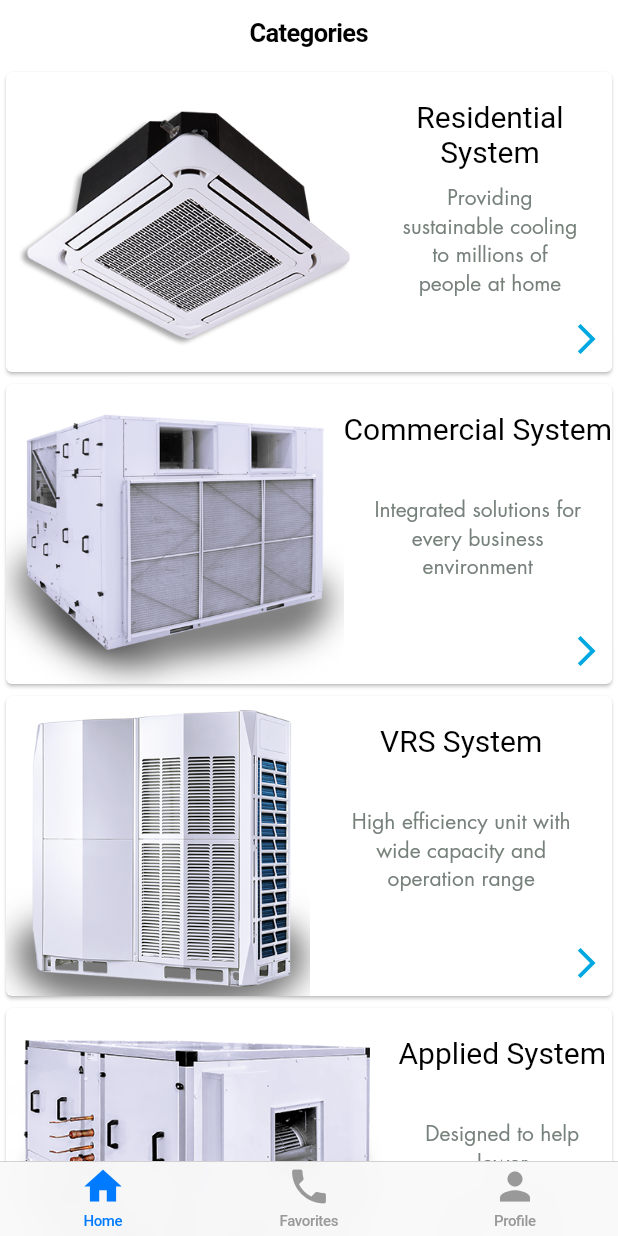
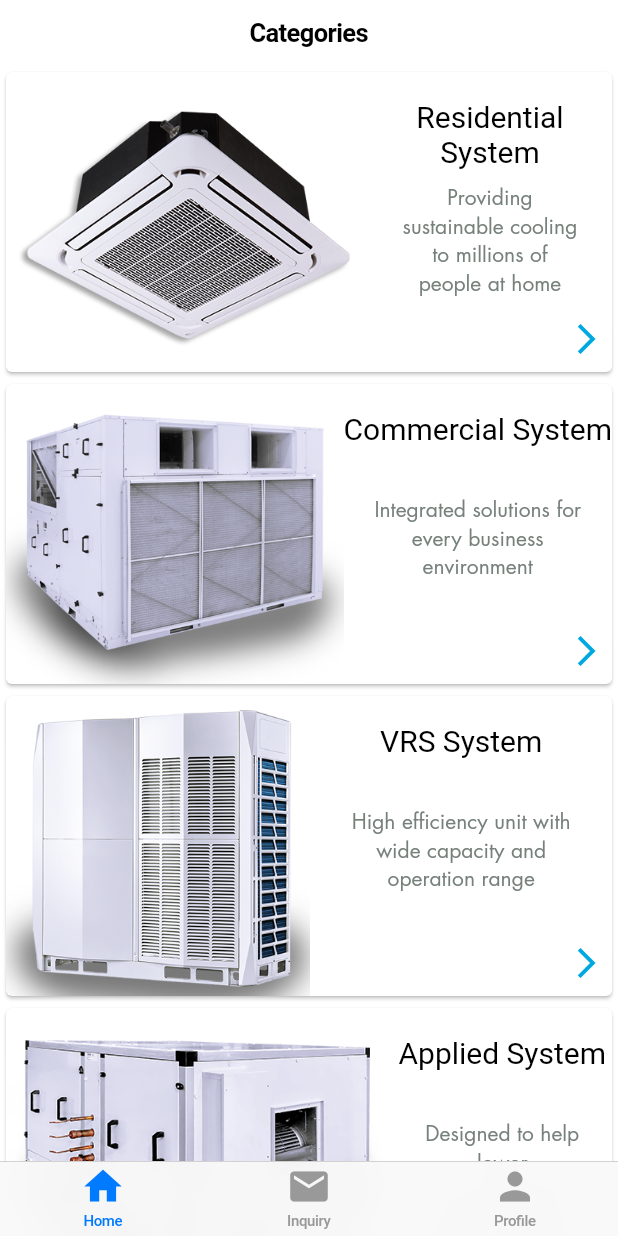
Before and after one commit to AliJasim03/Awal, a Flutter app: the screen it shows after launch, on a phone screen of 412 x 824 dp. Run offline on Flutter 3.47's test engine with Material 2 defaults, Android fonts, the phone set to English and light mode, and no system bars; our stand-ins replace flutter_svg; Roboto replaces fonts that are missing (Futura-Bold).

```diff
--- a/lib/views/home.dart
+++ b/lib/views/home.dart
@@ -38,16 +38,19 @@ class _HomePageState extends State<HomePage> {
 
     var cartState = context.watch<Cart>();
 
+    const cartIcon = Icon(Icons.mail);
+
     var tabBarItems = [
       const BottomNavigationBarItem(icon: Icon(Icons.home), label: 'Home'),
       BottomNavigationBarItem(
         icon: cartState.productsCart.isNotEmpty
             ? Badge.count(
                 count: cartState.productsCart.length,
-                child: const Icon(Icons.phone),
+                offset: const Offset(7.0, 1.0),
+                child: cartIcon,
               )
-            : const Icon(Icons.phone),
-        label: 'Favorites',
+            : cartIcon,
+        label: 'Inquiry',
       ),
       const BottomNavigationBarItem(icon: Icon(Icons.person), label: 'Profile'),
     ];
```
